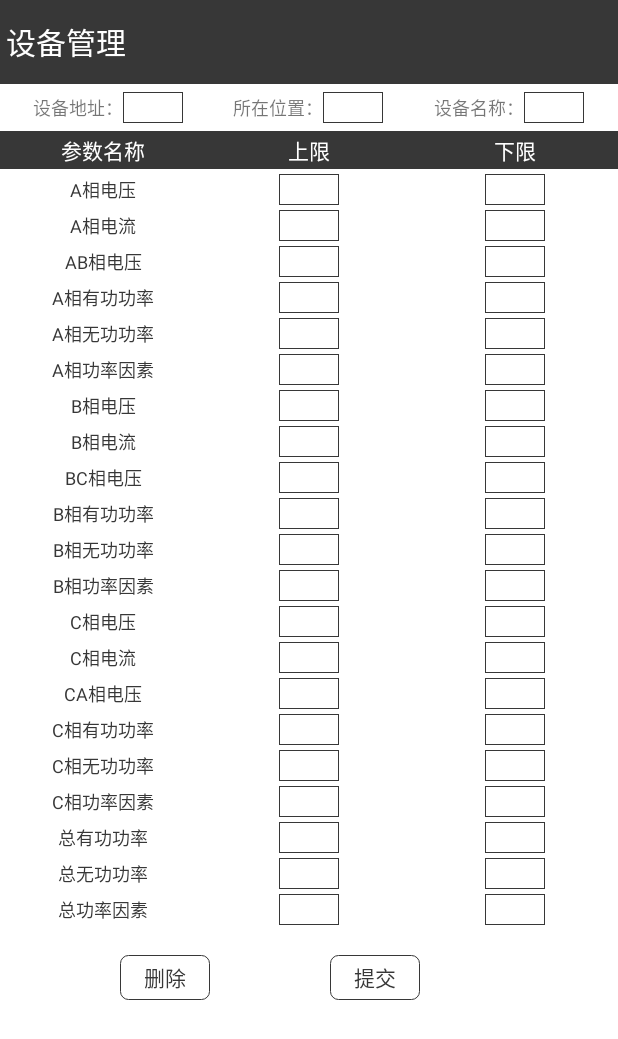
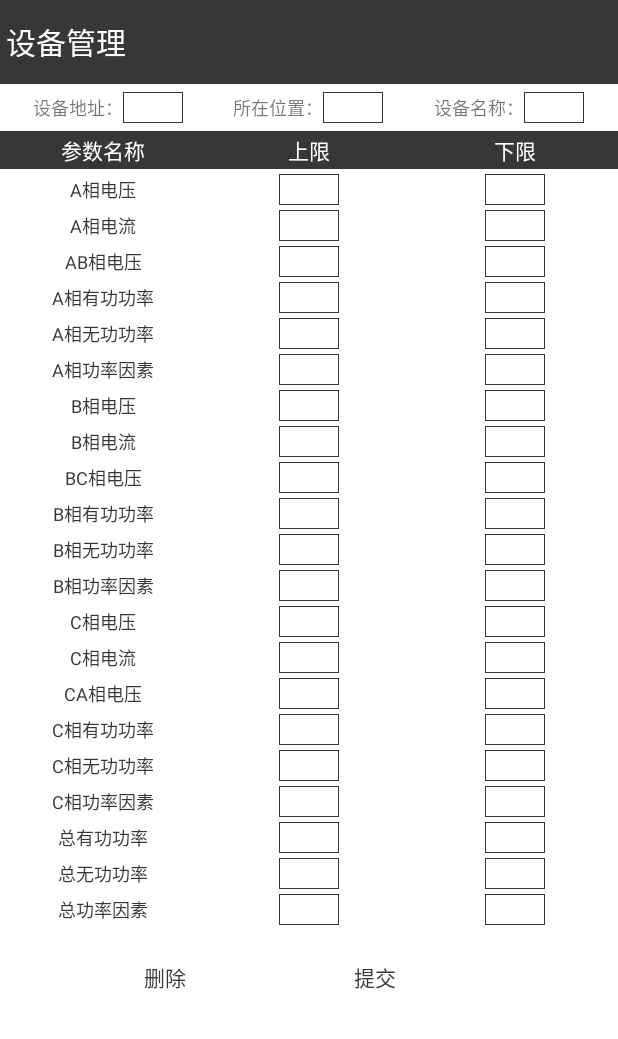
Before and after one commit to zhongbaozheng/myRepository, an Android app: the ElecMachineManageActivity screen opened directly, with no data from a screen before it, on a phone screen of 412 x 824 dp. Shown: the top 1039 px of the screen. Run offline under Robolectric (Android 15) with nearby library versions, the phone set to English and light mode, and no system bars; our stand-ins replace ButterKnife; libraries missing offline, so code that uses them is left out: com.squareup.okhttp, in.srain.cube; plain views replace PtrClassicFrameLayout; 3 statements that could not run were skipped.

Commit message:
Pull to branch

```diff
--- a/app/src/main/res/drawable-v21/fill_border2.xml
+++ b/app/src/main/res/drawable-v21/fill_border2.xml
@@ -1,7 +1,7 @@
 <?xml version="1.0" encoding="UTF-8"?>
 <shape xmlns:android="http://schemas.android.com/apk/res/android" >
-    <corners android:radius="5dp"/>
+
     <stroke
-        android:width="0.7dp"
-        android:color="@color/color_backround" />
+        android:width="0.5dp"
+        android:color="@color/color_white" />
 </shape>
--- /dev/null
+++ b/app/src/main/res/drawable/fill_border3.xml
@@ -0,0 +1,4 @@
+<?xml version="1.0" encoding="utf-8"?>
+<selector xmlns:android="http://schemas.android.com/apk/res/android">
+
+</selector>
--- a/baseProject/src/main/java/cn/meiqu/baseproject/httpGet/HttpGetBase.java
+++ b/baseProject/src/main/java/cn/meiqu/baseproject/httpGet/HttpGetBase.java
@@ -104,6 +104,7 @@
         this.uri = uri;
         this.action = action;
         String url = API.getAbsolutePath(uri);
+        Log.e("url",url);
         return call(url, builder, false);
     }
 
@@ -111,6 +112,7 @@
         this.uri = uri;
         this.action = action;
         String url = API.getAbsolutePath(uri) + "?" + param;
+        Log.e("url",url);
         return call(url, null, true);
     }
 
--- a/build.gradle
+++ b/build.gradle
@@ -6,6 +6,7 @@
     }
     dependencies {
         classpath 'com.android.tools.build:gradle:2.2.2'
+        //配置apt 1.8工具
         classpath 'com.neenbedankt.gradle.plugins:android-apt:1.8'
 
         // NOTE: Do not place your application dependencies here; they belong
```
Also changed, not shown: app/src/main/java/cn/meiqu/lainmonitor/hkvideo/SimpleActivity.java (+25 -24 lines), app/src/main/java/cn/meiqu/lainmonitor/untils/PermissonUntil.java (deleted, +0 -10 lines), app/src/main/res/drawable-v21/background.jpg (added).
